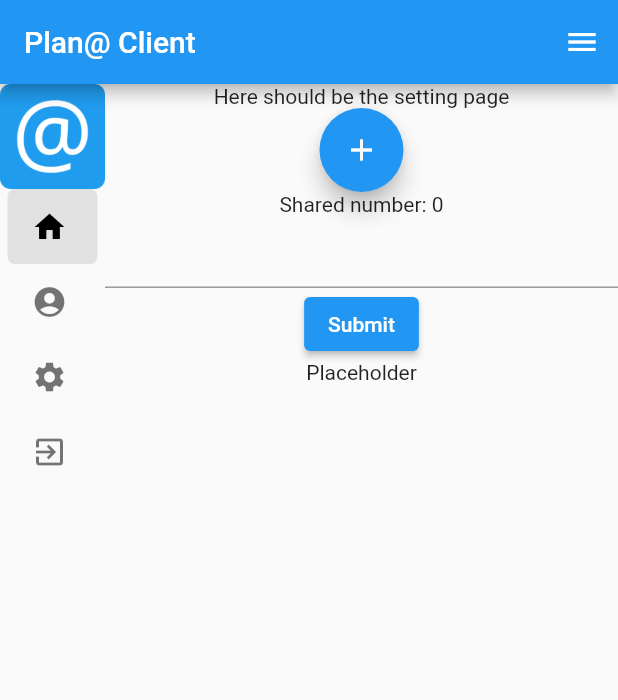
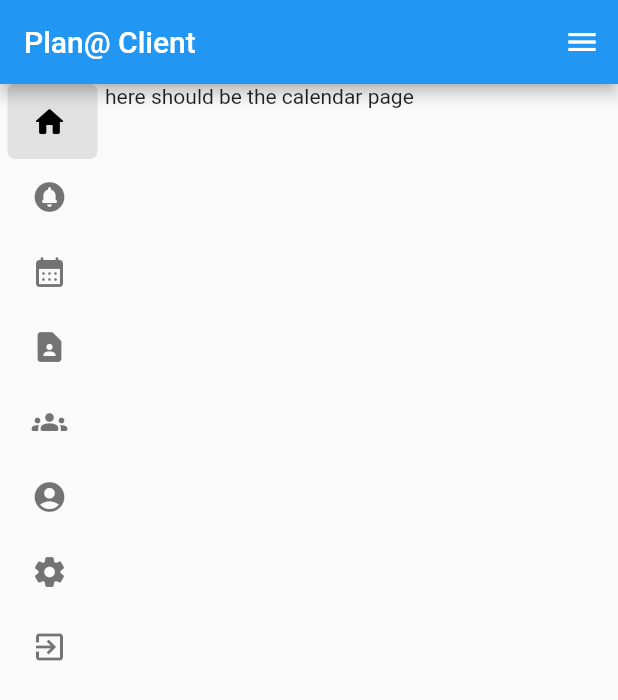
Before and after one commit to Plan-At/PlanAt-Client-Flutter, a Flutter app: the screen it shows after launch, swiped to page 3, on a phone screen of 412 x 824 dp. Shown: the top 700 px of the screen. Run offline on Flutter 3.47's test engine with Material 2 defaults, Android fonts, the phone set to English and light mode, and no system bars; drawn by our look-alikes of easy_sidemenu.

Commit message:
add a bunch of pages

```diff
--- a/v1/lib/main.dart
+++ b/v1/lib/main.dart
@@ -4,6 +4,10 @@ import 'package:easy_sidemenu/easy_sidemenu.dart';
 import './route/DashboardPage.dart';
 import './route/ProfilePage.dart';
 import './route/SettingPage.dart';
+import './route/CalendarPage.dart';
+import './route/NotificationPage.dart';
+import './route/OrganizationPage.dart';
+import './route/ContactPage.dart';
 
 void main() {
   runApp(const MyApp());
@@ -82,7 +86,7 @@ class _MyHomePageState extends State<MyHomePage> {
                   // page controller to manage a PageView
                   controller: page,
                   // will shows on top of all items, it can be a logo or a Title text
-                  title: Image.asset('assets/image/Icon-192.png'),
+                  // title: Image.asset('assets/image/Icon-192.png'),
                   // will show on bottom of SideMenu when displayMode was SideMenuDisplayMode.open
                   footer: const Text('Version: Dev'),
                   // List of SideMenuItem to show them on SideMenu
@@ -92,26 +96,50 @@ class _MyHomePageState extends State<MyHomePage> {
                       priority: 0,
                       title: 'Dashboard',
                       onTap: () => page.jumpToPage(0),
-                      icon: const Icon(Icons.home),
+                      icon: const Icon(Icons.home_rounded),
+                    ),
+                    SideMenuItem(
+                      priority: 1,
+                      title: 'Notification',
+                      onTap: () => page.jumpToPage(1),
+                      icon: const Icon(Icons.circle_notifications_rounded),
                       badgeContent: const Text(
                         '3',
                         style: TextStyle(color: Colors.white),
                       ),
                     ),
                     SideMenuItem(
-                      priority: 1,
+                      priority: 2,
+                      title: 'Calendar',
+                      onTap: () => page.jumpToPage(2),
+                      icon: const Icon(Icons.calendar_month_rounded),
+                    ),
+                    SideMenuItem(
+                      priority: 3,
+                      title: 'Contact',
+                      onTap: () => page.jumpToPage(3),
+                      icon: const Icon(Icons.contact_page_rounded),
+                    ),
+                    SideMenuItem(
+                      priority: 4,
+                      title: 'Organization',
+                      onTap: () => page.jumpToPage(4),
+                      icon: const Icon(Icons.groups_rounded),
+                    ),
+                    SideMenuItem(
+                      priority: 5,
                       title: 'Profile',
-                      onTap: () => page.jumpToPage(1),
+                      onTap: () => page.jumpToPage(5),
                       icon: const Icon(Icons.account_circle_rounded),
                     ),
                     SideMenuItem(
-                      priority: 2,
+                      priority: 6,
                       title: 'Setting',
-                      onTap: () => page.jumpToPage(2),
-                      icon: const Icon(Icons.settings),
+                      onTap: () => page.jumpToPage(6),
+                      icon: const Icon(Icons.settings_rounded),
                     ),
                     SideMenuItem(
-                      priority: 3,
+                      priority: 7,
                       title: 'Exit',
                       onTap: () {},
                       icon: const Icon(Icons.exit_to_app),
@@ -123,6 +151,18 @@ class _MyHomePageState extends State<MyHomePage> {
                     controller: page,
                     children: const [
                       MyDashboardPage(
+
+                      ),
+                      MyNotificationPage(
+
+                      ),
+                      MyCalendarPage(
+
+                      ),
+                      MyContactPage(
+
+                      ),
+                      MyOrganizationPage(
 
                       ),
                       MyProfilePage(
--- /dev/null
+++ b/v1/lib/route/CalendarPage.dart
@@ -0,0 +1,15 @@
+import 'package:flutter/material.dart';
+
+class MyCalendarPage extends StatefulWidget {
+  const MyCalendarPage({Key? key}) : super(key: key);
+
+  @override
+  State<MyCalendarPage> createState() => _MyCalendarPageState();
+}
+
+class _MyCalendarPageState extends State<MyCalendarPage> {
+  @override
+  Widget build(BuildContext context) {
+    return const Text("here should be the calendar page");
+  }
+}
```
Also changed, not shown: v1/lib/route/ContactPage.dart (added, +15 -0 lines), v1/lib/route/DashboardPage.dart (+0 -9 lines), v1/lib/route/NotificationPage.dart (added, +15 -0 lines), v1/lib/route/OrganizationPage.dart (added, +15 -0 lines).
